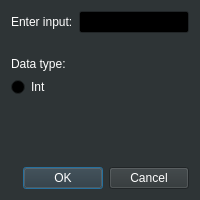
Old version of the form Treaper/addunit.ui in the repository DarkFlink/ThunderStruct.
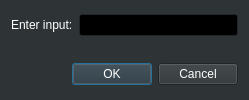
New version of the form.

The edit to the form file:
```diff
--- a/Treaper/addunit.ui
+++ b/Treaper/addunit.ui
@@ -6,10 +6,16 @@
    <rect>
     <x>0</x>
     <y>0</y>
-    <width>200</width>
-    <height>200</height>
+    <width>249</width>
+    <height>100</height>
    </rect>
   </property>
+  <property name="sizePolicy">
+   <sizepolicy hsizetype="Fixed" vsizetype="Fixed">
+    <horstretch>0</horstretch>
+    <verstretch>0</verstretch>
+   </sizepolicy>
+  </property>
   <property name="palette">
    <palette>
     <active>
@@ -459,36 +465,6 @@
      </property>
     </spacer>
    </item>
-   <item>
-    <widget class="QLabel" name="label_2">
-     <property name="text">
-      <string>Data type:</string>
-     </property>
-    </widget>
-   </item>
-   <item>
-    <widget class="QRadioButton" name="RadioDataTypeInt">
-     <property name="text">
-      <string>Int</string>
-     </property>
-     <property name="checked">
-      <bool>false</bool>
-     </property>
-    </widget>
-   </item>
-   <item>
-    <spacer name="verticalSpacer">
-     <property name="orientation">
-      <enum>Qt::Vertical</enum>
-     </property>
-     <property name="sizeHint" stdset="0">
-      <size>
-       <width>20</width>
-       <height>36</height>
-      </size>
-     </property>
-    </spacer>
-   </item>
    <item>
     <widget class="QDialogButtonBox" name="buttonBox">
      <property name="orientation">
```
Left out of the diff: 3 changed lines with no effect on the pictures.
